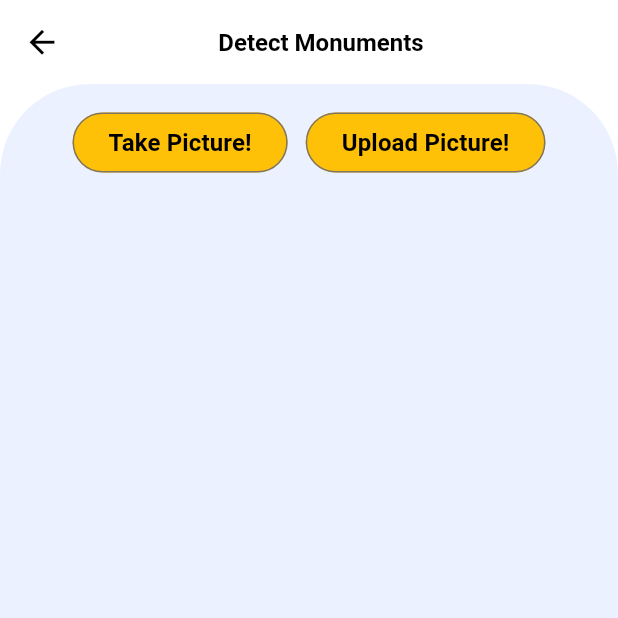
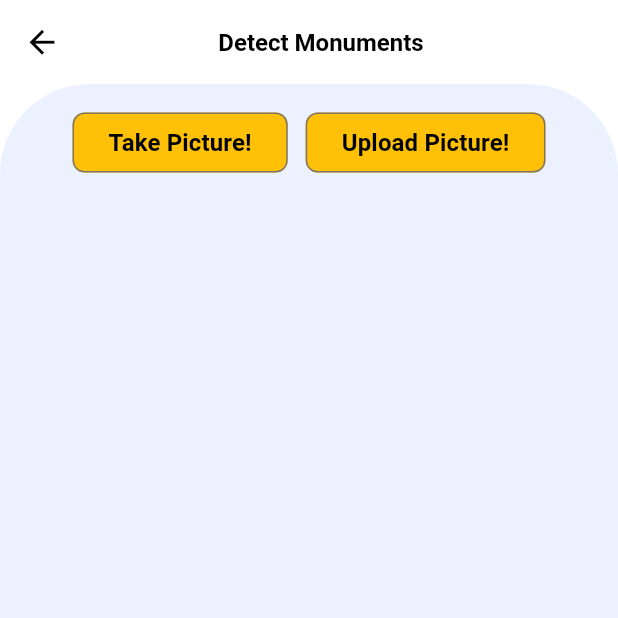
Before and after one commit to Eldeep1/tour_guide, a Flutter app: the ObjectDetectionPage screen opened directly, after a tap on "Take Picture!", on a phone screen of 412 x 824 dp, the top half of it. Run offline on Flutter 3.47's test engine with Material 3 defaults, Android fonts, the phone set to English and light mode, and no system bars; our stand-ins replace animated_text_kit, carousel_slider, dartz, dio, flutter_markdown, flutter_riverpod and 7 more; missing offline and left inert: ultralytics_yolo; accounts and stored records are empty.

Commit message:
adding chat about scenarios

```diff
--- a/lib/features/Chat/new_chat_page/presentation/providers/page_variables_provider.dart
+++ b/lib/features/Chat/new_chat_page/presentation/providers/page_variables_provider.dart
@@ -11,6 +11,11 @@ final appBarHeaderProvider = StateProvider<String>(
     return "AI TOUR GUIDE";
   },
 );
+final foundMonument = StateProvider<String>(
+  (ref) {
+    return "";
+  },
+);
 
 final sendMessageFormController = Provider.autoDispose<TextEditingController>(
       (ref) {
--- a/lib/features/object_detection_page/presentation/providers/model_provider.dart
+++ b/lib/features/object_detection_page/presentation/providers/model_provider.dart
@@ -41,8 +41,12 @@ class DetectionNotifier extends AsyncNotifier<DetectionState> {
       final filteredDetections =
           List<Map<String, dynamic>>.from(result['boxes']);
 
+      print(result);
+      print("the above is the result for the yolo model..");
+      print(filteredDetections);
       final detections = filteredDetections.where((detection) {
         final double? confidence = detection['confidence']?.toDouble();
+        //TODO: adding threshold?
         return confidence != null && confidence >= .6;
       }).toList();
 
--- a/lib/features/object_detection_page/presentation/view/widgets/chat_button.dart
+++ b/lib/features/object_detection_page/presentation/view/widgets/chat_button.dart
@@ -1,6 +1,10 @@
+import 'dart:io';
+
+import 'package:carousel_slider/carousel_slider.dart';
 import 'package:flutter/material.dart';
 import 'package:flutter_riverpod/flutter_riverpod.dart';
 import 'package:tour_guide/features/Chat/new_chat_page/presentation/providers/chat_messages_provider.dart';
+import 'package:tour_guide/features/Chat/new_chat_page/presentation/providers/page_variables_provider.dart';
 import 'package:tour_guide/features/object_detection_page/presentation/providers/model_provider.dart';
 
 class ChatButton extends ConsumerWidget {
@@ -15,22 +19,82 @@ class ChatButton extends ConsumerWidget {
       print(detectionState.detectionOutput);
       print("hmmmm");
       print(state!.detections[0]['cls']);
-      return OutlinedButton(
-        style: ButtonStyle(
-          backgroundColor: WidgetStatePropertyAll(Colors.amber),
+      return SizedBox(
+        height: 140,
+        child: SingleChildScrollView(
+          child: Column(
+            children: [
+
+              Wrap(
+                spacing: 12,
+                runSpacing: 12,
+                children: List.generate(state.detections.length, (index) {
+                  final item = state.detections[index];
+                  final label = Platform.isAndroid ? item["class"] : item["cls"];
+
+                  double width =  MediaQuery.of(context).size.width * 0.4;
+                  if(index==state.detections.length-1 && index%2 ==0 ){
+                    print("we are here?");
+                    width=width*2;
+                  }
+                  return SizedBox(
+                    width: width, // 2 per row
+                    child: OutlinedButton(
+                      style: OutlinedButton.styleFrom(
+                        shape: RoundedRectangleBorder(borderRadius: BorderRadius.circular(8)),
+                        backgroundColor: Colors.amber,
                       ),
                       onPressed: () {
-          String prompt =
-              "Can you tell me more about ${state.detections.map((d) => d['cls'].toString()).join(', ')}";
-          ref.read(chatDataProvider.notifier).sendMessage(prompt: prompt);
+                        ref.read(foundMonument.notifier).state=label;
+                        // String prompt = "Can you tell me more about ${item["cls"]}";
+                        // ref.read(chatDataProvider.notifier).sendMessage(prompt: prompt);
                         Navigator.pop(context);
                       },
                       child: Text(
-          "Chat About ${state!.detections.map((d) => d['cls'].toString()).join(', ')}",
+                        "Chat About $label",
+                        textAlign: TextAlign.center,
                         style: TextStyle(
-              fontSize: 16, color: Colors.black, fontWeight: FontWeight.bold),
+                          fontSize: 14,
+                          color: Colors.black,
+                          fontWeight: FontWeight.bold,
+                        ),
+                      ),
                     ),
                   );
+                }),
+              )
+
+
+              //   shrinkWrap: true,
+              //   itemBuilder: (context, index) {
+              //   return OutlinedButton(
+              //     style: ButtonStyle(
+              //       backgroundColor: WidgetStatePropertyAll(Colors.amber),
+              //     ),
+              //     onPressed: () {
+              //       String prompt =
+              //           "Can you tell me more about ${state.detections.map((d) => d['cls'].toString()).join(', ')}";
+              //       ref.read(chatDataProvider.notifier).sendMessage(prompt: prompt);
+              //       Navigator.pop(context);
+              //     },
+              //     child: Text(
+              //       Platform.isAndroid?
+              //         "Chat About ${state.detections[0]["class"]}":
+              //       "Chat About ${state.detections[0]["cls"]}",
+              //
+              //       // "Chat About ${state.detections.[map((d) => d['cls'].toString()).join(', ')]}",
+              //       style: TextStyle(
+              //           fontSize: 16, color: Colors.black, fontWeight: FontWeight.bold),
+              //     ),
+              //   );
+              //   },
+              // itemCount: 4,
+              // ),
+            ],
+          ),
+        ),
+      );
+
     }
     if (detectionState.detectionOutput.index == 1) {
       return Text(
--- a/lib/features/object_detection_page/presentation/view/widgets/image_preview.dart
+++ b/lib/features/object_detection_page/presentation/view/widgets/image_preview.dart
@@ -1,6 +1,7 @@
 import 'package:flutter/material.dart';
 import 'package:flutter_riverpod/flutter_riverpod.dart';
 import 'package:tour_guide/features/object_detection_page/presentation/providers/model_provider.dart';
+import 'package:ultralytics_yolo/yolo.dart';
 
 class ImagePreview extends ConsumerWidget {
   const ImagePreview({super.key});
@@ -16,14 +17,18 @@ class ImagePreview extends ConsumerWidget {
           // if (state.annotatedImage != null)
           //   Image.memory(state.annotatedImage!, width: double.infinity,fit: BoxFit.fill,)
           if (state.imageBytes != null)
-            SizedBox(
-                width: MediaQuery.of(context).size.width / 2,
-                height: MediaQuery.of(context).size.height / 2,
+            Padding(
+              padding: const EdgeInsets.all(8.0),
+              child: Container(
+                decoration: BoxDecoration(
+                  borderRadius: BorderRadius.circular(30)
+                ),
                 child: Image.memory(
+                  // state.imageBytes!,
                   state.imageBytes!,
-                  width: double.infinity,
-                  fit: BoxFit.fill,
-                )),
+                ),
+              ),
+            ),
           const SizedBox(height: 10),
         ],
       ),
--- a/lib/features/object_detection_page/presentation/view/widgets/object_detection_body.dart
+++ b/lib/features/object_detection_page/presentation/view/widgets/object_detection_body.dart
@@ -13,7 +13,7 @@ class ObjectDetectionBody extends StatelessWidget {
       children: [
         SizedBox(height: 15,),
         PageButtons(),
-        Flexible(fit: FlexFit.loose,child: ImagePreview()),
+        Expanded(child: SingleChildScrollView(child: ImagePreview())),
         ChatButton(),
         SizedBox(height: 15,),
 
--- a/lib/features/object_detection_page/presentation/view/widgets/page_buttons.dart
+++ b/lib/features/object_detection_page/presentation/view/widgets/page_buttons.dart
@@ -15,8 +15,10 @@ class PageButtons extends ConsumerWidget {
       mainAxisAlignment: MainAxisAlignment.center,
       children: [
         OutlinedButton(
-            style: ButtonStyle(
-                backgroundColor: WidgetStatePropertyAll(Colors.amber)
+            style: OutlinedButton.styleFrom(
+                shape: RoundedRectangleBorder(borderRadius: BorderRadius.circular(8)),
+
+                backgroundColor: Colors.amber
             ),
             onPressed: ()  async {
 
@@ -29,8 +31,9 @@ class PageButtons extends ConsumerWidget {
             }, child: Text("Take Picture!",style: TextStyle(color: Colors.black,fontWeight: FontWeight.bold,fontSize: 16),)),
         SizedBox(width: 12,),
         OutlinedButton(
-            style: ButtonStyle(
-                backgroundColor: WidgetStatePropertyAll(Colors.amber)
+            style: OutlinedButton.styleFrom(
+                shape: RoundedRectangleBorder(borderRadius: BorderRadius.circular(8)),
+                backgroundColor: Colors.amber,
             ),
             onPressed: ()async{
               final path = await ImagePickerService.uploadImage();
--- a/lib/main.dart
+++ b/lib/main.dart
@@ -2,6 +2,7 @@ import 'package:flutter/material.dart';
 import 'package:flutter_riverpod/flutter_riverpod.dart';
 import 'package:tour_guide/core/themes/theme_provider.dart';
 import 'package:tour_guide/features/Chat/new_chat_page/presentation/view/new_chat_page_view.dart';
+import 'package:tour_guide/features/object_detection_page/presentation/view/object_detection_page.dart';
 import 'package:tour_guide/features/splash_screen/presentation/view/splash_screen.dart';
 
 void main() async {
@@ -31,7 +32,7 @@ class MyApp extends StatelessWidget {
           title: 'AI Tour Guide',
           theme: themeNotifier.themeData, // 👈 this will now update properly
           debugShowCheckedModeBanner: false,
-          home: NewChatPageView(),
+          home: SplashScreen(),
         );
       },
     );
--- a/pubspec.yaml
+++ b/pubspec.yaml
@@ -48,6 +48,7 @@ dependencies:
   popover: ^0.3.1
   animated_text_kit: ^4.2.3
   shared_preferences: ^2.5.3
+  carousel_slider: ^5.1.1
 
 
 dev_dependencies:
```
Also changed, not shown: lib/features/Chat/new_chat_page/presentation/providers/chat_messages_provider.dart (+29 -6 lines), lib/features/Chat/new_chat_page/presentation/view/widgets/send_message_form_field_builder.dart (+62 -1 lines), pubspec.lock, 4 other files. Lines whose indentation alone changed are shown as unchanged.
